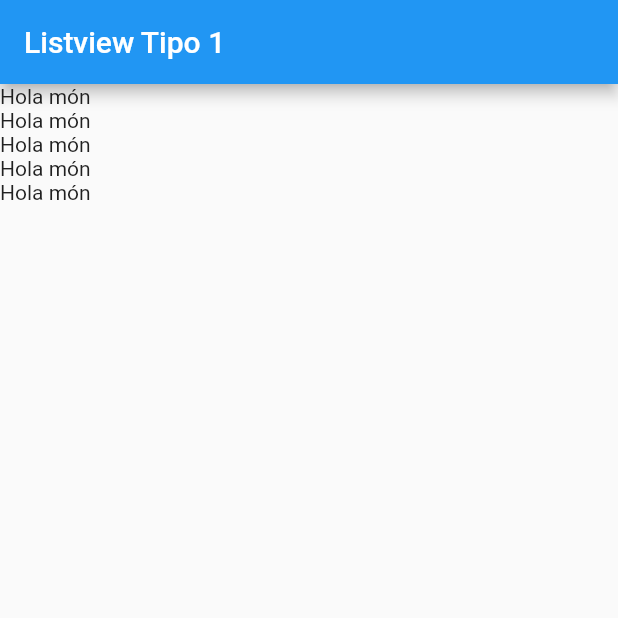
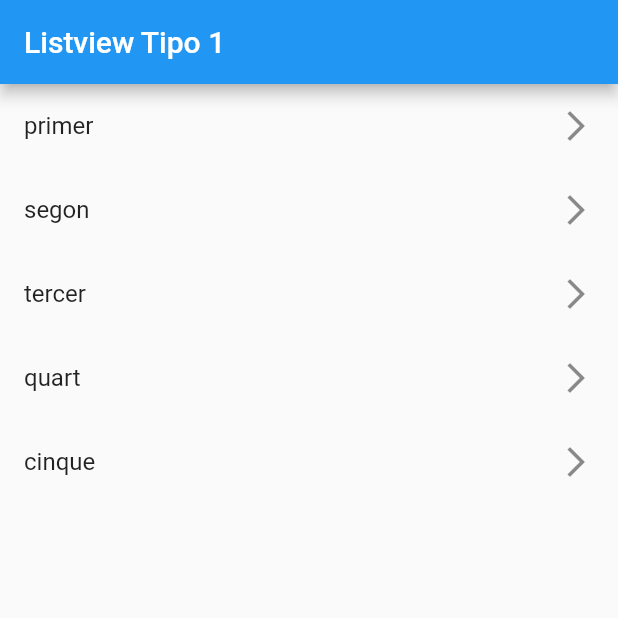
Before and after one commit to sitnesTIC/flutter_applications, a Flutter app: the screen it shows after launch, on a phone screen of 412 x 824 dp, the top half of it. Run offline on Flutter 3.47's test engine with Material 2 defaults, Android fonts, the phone set to English and light mode, and no system bars.

Commit message:
Crear ListTiles a partir de una lista estática

```diff
--- a/lib/screens/listview1_screen.dart
+++ b/lib/screens/listview1_screen.dart
@@ -1,6 +1,7 @@
 import 'package:flutter/material.dart';
 
 class Listview1Screen extends StatelessWidget {
+  final options = const ['primer', 'segon', 'tercer', 'quart', 'cinque'];
   const Listview1Screen({Key? key}) : super(key: key);
 
   @override
@@ -10,12 +11,18 @@ class Listview1Screen extends StatelessWidget {
         title: const Text('Listview Tipo 1'),
       ),
       body: ListView(
-        children: const [
-          Text('Hola món'),
-          Text('Hola món'),
-          Text('Hola món'),
-          Text('Hola món'),
-          Text('Hola món'),
+        children: [
+          ...options
+              .map(
+                (ordre) => ListTile(
+                  title: Text(ordre),
+                  trailing: const Icon(Icons.arrow_forward_ios),
+                ),
+              )
+              .toList(),
+          // ListTile(
+          //   title: Text('text'),
+          // ),
         ],
       ),
     );
```
